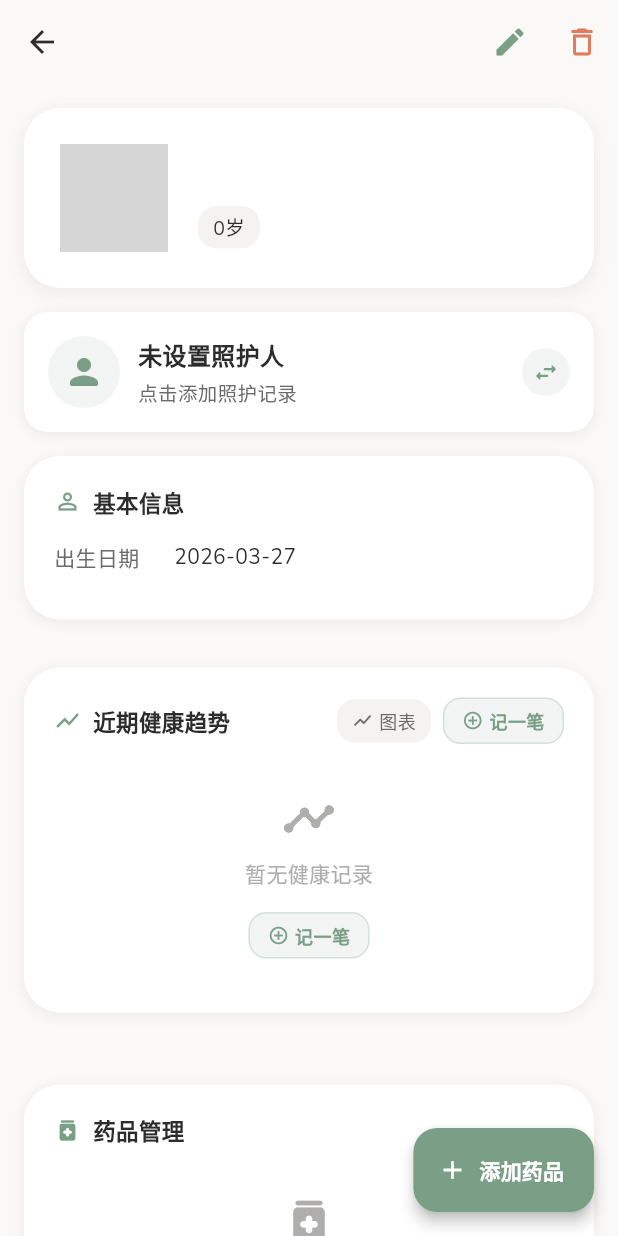
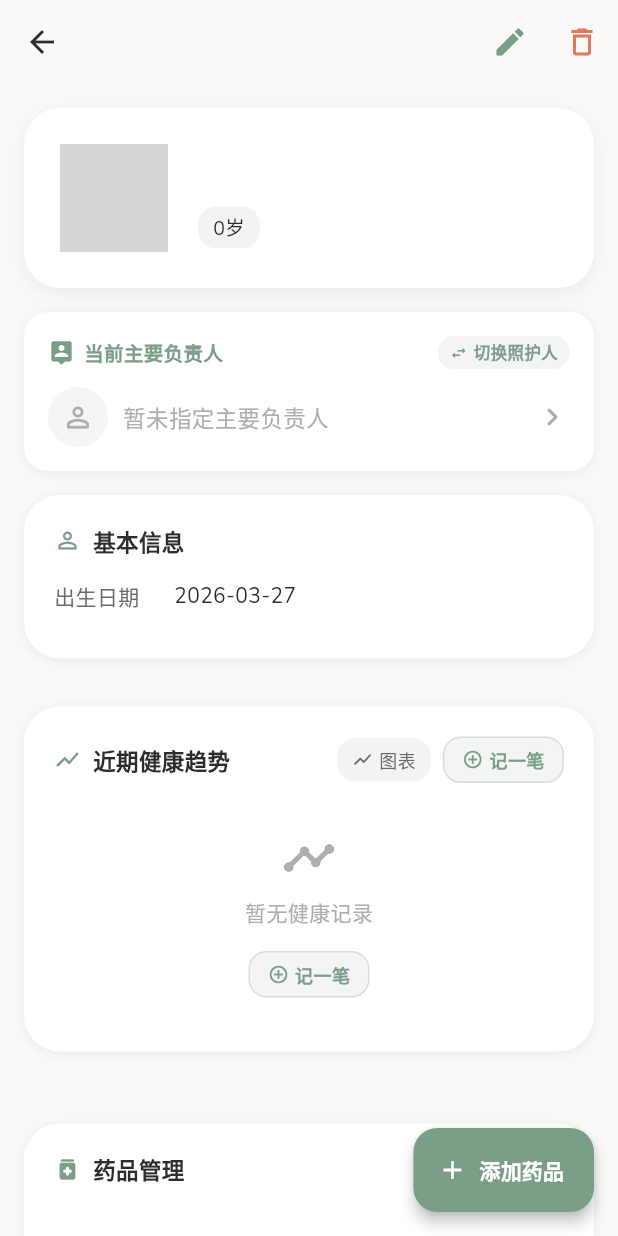
Before and after one commit to windwoke/yijiahu, a Flutter app: the CareRecipientDetailPage screen opened directly with empty values, on a phone screen of 412 x 824 dp. Run offline on Flutter 3.47's test engine with Material 3 defaults, Android fonts, the phone set to English and light mode, and no system bars; our stand-ins replace dio, equatable, fl_chart, flutter_dotenv, flutter_riverpod, go_router and 3 more; accounts and stored records are empty; network calls fail; statements that could not run were skipped; grey boxes are pictures that could not be loaded.

Commit message:
fix(flutter): 照护记录卡片改为'主要负责人'语义，更清晰

```diff
--- a/lib/presentation/pages/care-recipient/widgets/_caregiver_record_card.dart
+++ b/lib/presentation/pages/care-recipient/widgets/_caregiver_record_card.dart
@@ -41,76 +41,105 @@ class CaregiverRecordCard extends ConsumerWidget {
           onTap: () => _showRecordSheet(context, ref),
           child: Padding(
             padding: const EdgeInsets.all(16),
+            child: Column(
+              crossAxisAlignment: CrossAxisAlignment.start,
+              children: [
+                // 标题行
+                Row(
+                  children: [
+                    Icon(Icons.person_pin_rounded, size: 18, color: AppColors.primary),
+                    const SizedBox(width: 6),
+                    const Text(
+                      '当前主要负责人',
+                      style: TextStyle(
+                        fontSize: 13,
+                        fontWeight: FontWeight.w600,
+                        color: AppColors.primary,
+                      ),
+                    ),
+                    const Spacer(),
+                    Container(
+                      padding: const EdgeInsets.symmetric(horizontal: 8, vertical: 3),
+                      decoration: BoxDecoration(
+                        color: AppColors.primary.withValues(alpha: 0.1),
+                        borderRadius: BorderRadius.circular(12),
+                      ),
                       child: Row(
+                        mainAxisSize: MainAxisSize.min,
                         children: [
-                // 头像
+                          Icon(Icons.swap_horiz_rounded, size: 12, color: AppColors.primary),
+                          const SizedBox(width: 4),
+                          Text(
+                            '切换照护人',
+                            style: TextStyle(fontSize: 11, fontWeight: FontWeight.w600, color: AppColors.primary),
+                          ),
+                        ],
+                      ),
+                    ),
+                  ],
+                ),
+                const SizedBox(height: 12),
+                // 照护人信息
+                if (current?.caregiver != null) ...[
+                  Row(
+                    children: [
                       CircleAvatar(
-                  radius: 24,
+                        radius: 20,
                         backgroundColor: AppColors.primary.withValues(alpha: 0.1),
-                  backgroundImage: current?.caregiver?.avatarUrl != null
-                      ? NetworkImage(current!.caregiver!.avatarUrl!)
+                        backgroundImage: current!.caregiver!.avatarUrl != null
+                            ? NetworkImage(current.caregiver!.avatarUrl!)
                             : null,
-                  child: current?.caregiver != null
+                        child: current.caregiver!.avatarUrl != null
                             ? null
-                      : Icon(Icons.person_rounded, color: AppColors.primary, size: 28),
+                            : Icon(Icons.person_rounded, color: AppColors.primary, size: 22),
                       ),
-                const SizedBox(width: 12),
-                // 信息
+                      const SizedBox(width: 10),
                       Expanded(
                         child: Column(
                           crossAxisAlignment: CrossAxisAlignment.start,
                           children: [
-                      Row(
-                        children: [
                             Text(
-                            current?.caregiver?.name ?? '未设置照护人',
+                              current.caregiver!.name ?? '家庭成员',
                               style: const TextStyle(
                                 fontSize: 16,
                                 fontWeight: FontWeight.w600,
                                 color: AppColors.textPrimary,
                               ),
                             ),
-                          if (current != null) ...[
-                            const SizedBox(width: 8),
-                            Container(
-                              padding: const EdgeInsets.symmetric(horizontal: 8, vertical: 2),
-                              decoration: BoxDecoration(
-                                color: AppColors.success.withValues(alpha: 0.1),
-                                borderRadius: BorderRadius.circular(8),
-                              ),
-                              child: const Text(
-                                '当前',
-                                style: TextStyle(
-                                  fontSize: 11,
-                                  fontWeight: FontWeight.w600,
-                                  color: AppColors.success,
-                                ),
-                              ),
-                            ),
-                          ],
-                        ],
-                      ),
-                      const SizedBox(height: 4),
+                            const SizedBox(height: 2),
                             Text(
-                        current?.periodLabel ?? '点击添加照护记录',
-                        style: TextStyle(
-                          fontSize: 13,
-                          color: AppColors.textSecondary,
-                        ),
+                              '照护时间：${current.periodLabel}',
+                              style: TextStyle(fontSize: 12, color: AppColors.textSecondary),
                             ),
                           ],
                         ),
                       ),
-                // 切换按钮
-                Container(
-                  width: 32,
-                  height: 32,
-                  decoration: BoxDecoration(
-                    color: AppColors.primary.withValues(alpha: 0.1),
-                    shape: BoxShape.circle,
+                      Icon(Icons.chevron_right_rounded, color: AppColors.textTertiary),
+                    ],
                   ),
-                  child: const Icon(Icons.swap_horiz_rounded, color: AppColors.primary, size: 18),
+                ] else ...[
+                  Row(
+                    children: [
+                      CircleAvatar(
+                        radius: 20,
+                        backgroundColor: AppColors.grey100,
+                        child: Icon(Icons.person_outline_rounded, color: AppColors.textTertiary, size: 22),
                       ),
+                      const SizedBox(width: 10),
+                      const Expanded(
+                        child: Text(
+                          '暂未指定主要负责人',
+                          style: TextStyle(
+                            fontSize: 15,
+                            fontWeight: FontWeight.w500,
+                            color: AppColors.textTertiary,
+                          ),
+                        ),
+                      ),
+                      Icon(Icons.chevron_right_rounded, color: AppColors.textTertiary),
+                    ],
+                  ),
+                ],
               ],
             ),
           ),
@@ -173,7 +202,7 @@ class _CaregiverRecordSheetState extends ConsumerState<_CaregiverRecordSheet> {
             child: Row(
               children: [
                 const Text(
-                  '照护记录',
+                  '照护人记录',
                   style: TextStyle(
                     fontSize: 20,
                     fontWeight: FontWeight.w700,
@@ -365,7 +394,7 @@ class _CaregiverRecordSheetState extends ConsumerState<_CaregiverRecordSheet> {
           );
 
           return AlertDialog(
-            title: const Text('添加照护记录'),
+            title: const Text('添加主要负责人'),
             content: SingleChildScrollView(
               child: Column(
                 mainAxisSize: MainAxisSize.min,
```
Lines whose indentation alone changed are shown as unchanged.
